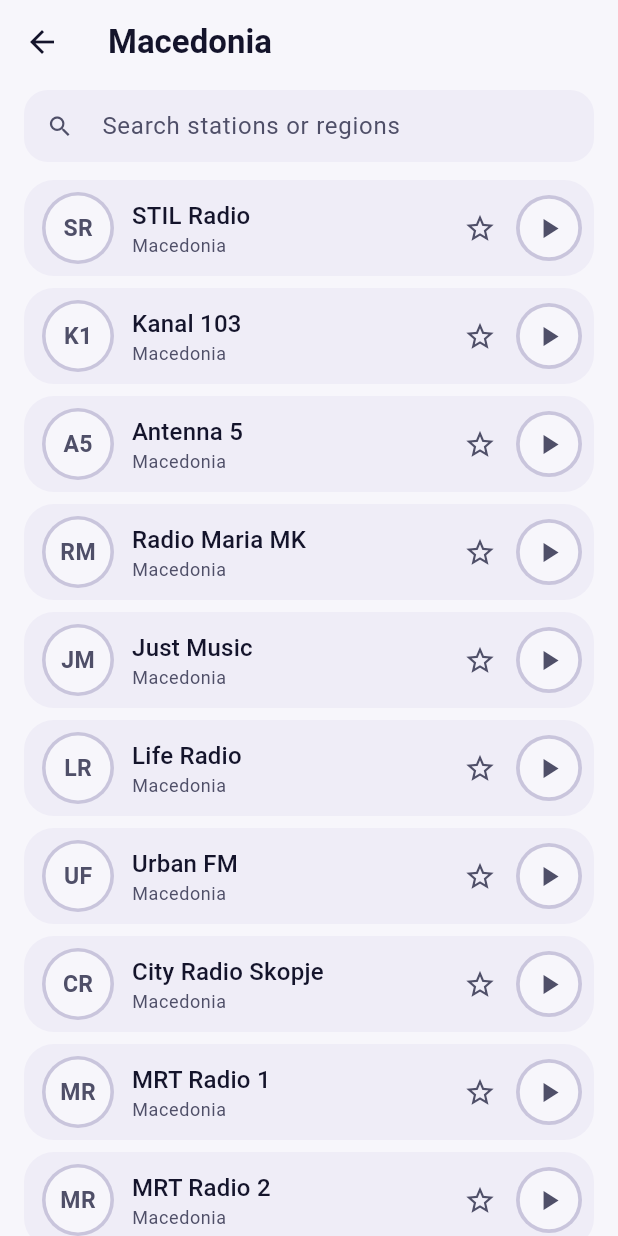
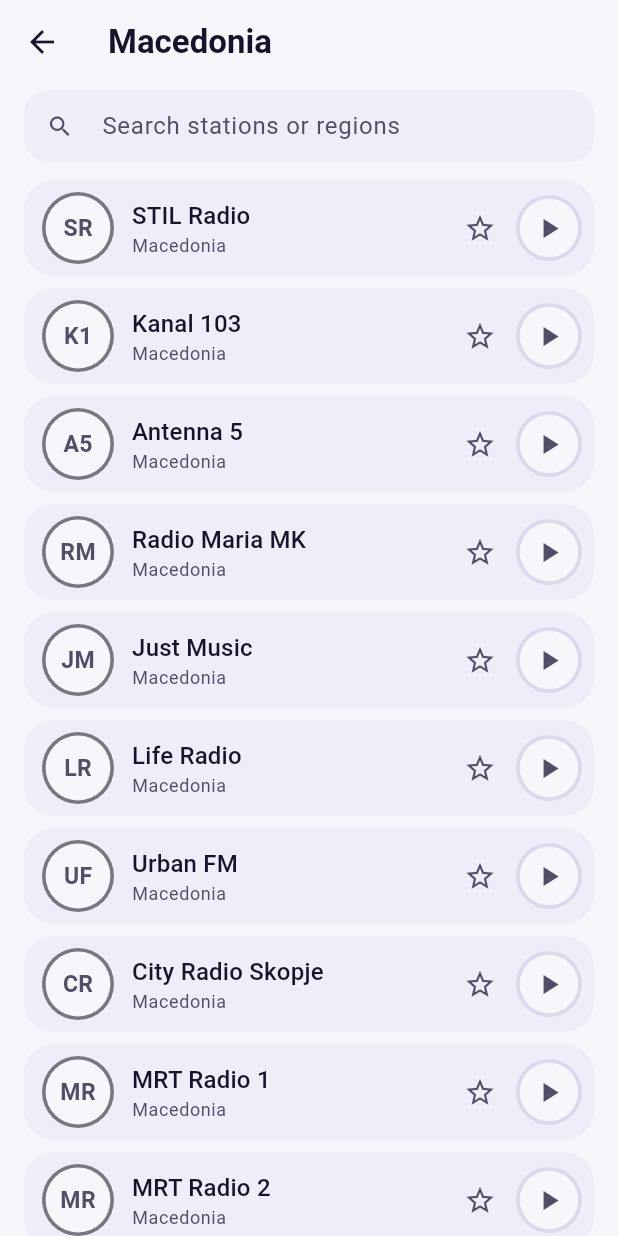
Before and after one commit to BeliVukOF/BalkanRadio, a Flutter app: the screen it shows after launch, after a tap on the "menu" icon, after a tap on the "tune" icon, after a tap on "Macedonia", on a phone screen of 412 x 824 dp. Run offline on Flutter 3.47's test engine with Material 3 defaults, Android fonts, the phone set to English and light mode, and no system bars; our stand-ins replace audio_service, just_audio, shared_preferences; network calls fail.

Commit message:
Never block startup on audio service; fall back to local playback; player screen

```diff
--- a/analysis_options.yaml
+++ b/analysis_options.yaml
@@ -13,6 +13,7 @@
   exclude:
     - build/**
     - android/**
+    - web/**
 
 linter:
   # The lint rules applied to this project can be customized in the
--- a/lib/main.dart
+++ b/lib/main.dart
@@ -3,17 +3,16 @@
 
 import 'l10n/app_localizations.dart';
 import 'providers/radio_provider.dart';
-import 'services/audio_handler.dart';
 import 'ui/screens/region_selection_screen.dart';
 import 'ui/theme/app_theme.dart';
 
-Future<void> main() async {
+void main() {
   WidgetsFlutterBinding.ensureInitialized();
-  final audioHandler = await initAudioService();
-
+  // Nothing is awaited before runApp: the UI must appear even if audio
+  // service start-up hangs, which is what froze the app on the splash screen.
   runApp(
     ChangeNotifierProvider(
-      create: (_) => RadioProvider(audioHandler: audioHandler),
+      create: (_) => RadioProvider(),
       child: const BalkanRadioApp(),
     ),
   );
--- a/lib/providers/radio_provider.dart
+++ b/lib/providers/radio_provider.dart
@@ -1,5 +1,6 @@
 import 'dart:async';
 
+import 'package:audio_service/audio_service.dart' show AudioProcessingState;
 import 'package:flutter/material.dart';
 
 import '../data/region_preferences.dart';
@@ -9,15 +10,16 @@
 import '../services/audio_handler.dart';
 
 class RadioProvider extends ChangeNotifier {
-  RadioProvider({required this.audioHandler}) {
+  RadioProvider() {
     _init();
   }
 
   final RegionPreferences prefs = RegionPreferences();
   final StationManager stationManager = StationManager();
-  final RadioAudioHandler audioHandler;
 
   final List<StreamSubscription<dynamic>> _subscriptions = [];
+  final Completer<void> _audioReady = Completer<void>();
+  RadioAudioHandler? _audio;
   List<RadioStation> _allStations = [];
   RadioStation? _currentStation;
   bool _isLoading = false;
@@ -39,10 +41,15 @@
   RadioStation? get currentStation => _currentStation;
   bool get isLoading => _isLoading;
   String get searchQuery => _searchQuery;
-  bool get isPlaying => audioHandler.playbackState.value.playing;
+  bool get isPlaying => _audio?.playbackState.value.playing ?? false;
   List<String> get availableRegions => _regions;
   List<String> get enabledRegions =>
       _regions.where(prefs.isRegionEnabled).toList();
+
+  bool get isBuffering => switch (_audio?.playbackState.value.processingState) {
+        AudioProcessingState.loading || AudioProcessingState.buffering => true,
+        _ => false,
+      };
 
   ThemeMode get themeMode => switch (prefs.themeMode) {
         'light' => ThemeMode.light,
@@ -57,9 +64,21 @@
   }
 
   Future<void> _init() async {
-    await RegionPreferences.init();
+    try {
+      await RegionPreferences.init();
+    } catch (_) {
+      // Unreadable preferences must not stop the app from opening.
+    }
 
-    _subscriptions.add(audioHandler.mediaItem.listen((item) {
+    unawaited(loadStations());
+
+    try {
+      _audio = await initAudioService();
+    } catch (_) {
+      _audio = RadioAudioHandler();
+    }
+
+    _subscriptions.add(_audio!.mediaItem.listen((item) {
       _currentStation = item == null
           ? null
           : _allStations.firstWhere(
@@ -72,12 +91,10 @@
             );
       _notify();
     }));
+    _subscriptions.add(_audio!.playbackState.listen((_) => _notify()));
 
-    _subscriptions.add(
-      audioHandler.playbackState.listen((_) => _notify()),
-    );
-
-    await loadStations();
+    if (!_audioReady.isCompleted) _audioReady.complete();
+    _notify();
   }
 
   void _notify() {
@@ -147,8 +164,10 @@
   Future<bool> playStation(RadioStation station) async {
     _currentStation = station;
     _notify();
+
+    await _audioReady.future;
     try {
-      await audioHandler.playStation(station);
+      await _audio!.playStation(station);
       return true;
     } catch (_) {
       _currentStation = null;
@@ -158,17 +177,19 @@
   }
 
   Future<void> togglePlayPause() async {
+    await _audioReady.future;
     if (isPlaying) {
-      await audioHandler.pause();
+      await _audio!.pause();
     } else if (_currentStation != null) {
-      await audioHandler.play();
+      await _audio!.play();
     }
   }
 
   Future<void> stop() async {
     _currentStation = null;
-    await audioHandler.stop();
     _notify();
+    await _audioReady.future;
+    await _audio!.stop();
   }
 
   Future<void> toggleFavorite(RadioStation station) async {
--- a/lib/services/audio_handler.dart
+++ b/lib/services/audio_handler.dart
@@ -1,18 +1,31 @@
+import 'dart:async';
+
 import 'package:audio_service/audio_service.dart';
+import 'package:flutter/foundation.dart';
 import 'package:just_audio/just_audio.dart';
 
 import '../models/radio_station.dart';
 
+/// Starts the platform media service. Falls back to a plain handler (playback
+/// works, media notification does not) so the app can never be blocked by a
+/// service that refuses to start.
 Future<RadioAudioHandler> initAudioService() async {
-  return AudioService.init(
-    builder: RadioAudioHandler.new,
-    config: const AudioServiceConfig(
-      androidNotificationChannelId: 'com.belivuk.balkan_radio.channel.audio',
-      androidNotificationChannelName: 'Balkan Radio playback',
-      androidNotificationOngoing: true,
-      androidStopForegroundOnPause: true,
-    ),
-  );
+  try {
+    return await AudioService.init(
+      builder: RadioAudioHandler.new,
+      config: const AudioServiceConfig(
+        androidNotificationChannelId: 'com.belivuk.balkan_radio.channel.audio',
+        androidNotificationChannelName: 'Balkan Radio playback',
+        androidNotificationOngoing: false,
+        // Keeps the service in the foreground while paused, so resuming never
+        // hits ForegroundServiceStartNotAllowedException on Android 12+.
+        androidStopForegroundOnPause: false,
+      ),
+    ).timeout(const Duration(seconds: 8));
+  } catch (error, stack) {
+    debugPrint('AudioService unavailable, using local playback: $error\n$stack');
+    return RadioAudioHandler();
+  }
 }
 
 class RadioAudioHandler extends BaseAudioHandler {
@@ -21,6 +34,11 @@
       (_) => playbackState.add(_state()),
       onError: (Object _) {},
     );
+    _player.processingStateStream.listen((state) {
+      if (state == ProcessingState.completed) {
+        mediaItem.add(null);
+      }
+    });
   }
 
   final AudioPlayer _player = AudioPlayer();
@@ -55,7 +73,8 @@
     ));
     try {
       await _player.stop();
-      await _player.setUrl(station.streamUrl);
+      // A dead or blocked stream would otherwise buffer forever with no feedback.
+      await _player.setUrl(station.streamUrl).timeout(const Duration(seconds: 15));
       await _player.play();
     } catch (_) {
       mediaItem.add(null);
--- a/lib/ui/screens/region_selection_screen.dart
+++ b/lib/ui/screens/region_selection_screen.dart
@@ -132,13 +132,18 @@
               runSpacing: 8,
               children: [
                 for (final region in provider.enabledRegions)
-                  ActionChip(
-                    label: Text(regionLabel(l10n, region)),
-                    labelStyle: TextStyle(color: scheme.onSurface),
-                    backgroundColor: scheme.surfaceContainer,
-                    side: BorderSide.none,
-                    shape: RoundedRectangleBorder(borderRadius: BorderRadius.circular(14)),
+                  FilledButton.tonal(
+                    style: FilledButton.styleFrom(
+                      backgroundColor: scheme.surfaceContainer,
+                      foregroundColor: scheme.onSurface,
+                      padding: const EdgeInsets.symmetric(horizontal: 18, vertical: 14),
+                      minimumSize: const Size(0, 48),
+                      shape: RoundedRectangleBorder(
+                        borderRadius: BorderRadius.circular(14),
+                      ),
+                    ),
                     onPressed: () => _open(context, RadioListScreen(region: region)),
+                    child: Text(regionLabel(l10n, region)),
                   ),
               ],
             ),
--- a/lib/ui/widgets/gradient_play_button.dart
+++ b/lib/ui/widgets/gradient_play_button.dart
@@ -2,8 +2,8 @@
 
 import '../theme/app_theme.dart';
 
-/// Circular play control. The gradient ring marks the station that is playing;
-/// idle rows keep a muted ring so the list has one clear focal point.
+/// Circular play control. The gradient ring marks the active station; idle rows
+/// get a filled, muted button so the list keeps one clear focal point.
 class GradientPlayButton extends StatelessWidget {
   const GradientPlayButton({
     super.key,
@@ -12,6 +12,7 @@
     required this.onPressed,
     this.size = 48,
     this.active = true,
+    this.buffering = false,
   });
 
   final bool playing;
@@ -19,6 +20,7 @@
   final VoidCallback onPressed;
   final double size;
   final bool active;
+  final bool buffering;
 
   @override
   Widget build(BuildContext context) {
@@ -26,8 +28,10 @@
     return Semantics(
       button: true,
       label: label,
+      excludeSemantics: true,
       child: Tooltip(
         message: label,
+        excludeFromSemantics: true,
         child: InkResponse(
           onTap: onPressed,
           radius: size / 2,
@@ -38,14 +42,25 @@
             decoration: BoxDecoration(
               shape: BoxShape.circle,
               gradient: active ? AppTheme.accent : null,
-              color: active ? null : scheme.outlineVariant,
+              color: active ? null : scheme.surfaceContainerHighest,
             ),
             child: DecoratedBox(
               decoration: BoxDecoration(shape: BoxShape.circle, color: scheme.surface),
-              child: Icon(
-                playing ? Icons.pause : Icons.play_arrow,
-                color: active ? scheme.onSurface : scheme.onSurfaceVariant,
-                size: size * 0.5,
+              child: Center(
+                child: buffering
+                    ? SizedBox(
+                        width: size * 0.36,
+                        height: size * 0.36,
+                        child: CircularProgressIndicator(
+                          strokeWidth: 2,
+                          color: scheme.onSurface,
+                        ),
+                      )
+                    : Icon(
+                        playing ? Icons.pause : Icons.play_arrow,
+                        color: active ? scheme.onSurface : scheme.onSurfaceVariant,
+                        size: size * 0.5,
+                      ),
               ),
             ),
           ),
--- a/lib/ui/widgets/mini_player.dart
+++ b/lib/ui/widgets/mini_player.dart
@@ -3,6 +3,7 @@
 
 import '../../l10n/app_localizations.dart';
 import '../../providers/radio_provider.dart';
+import '../screens/now_playing_screen.dart';
 import 'station_avatar.dart';
 
 class MiniPlayer extends StatelessWidget {
@@ -25,7 +26,13 @@
         child: Material(
           color: scheme.surfaceContainerHigh,
           borderRadius: BorderRadius.circular(24),
-          child: Padding(
+          clipBehavior: Clip.antiAlias,
+          child: InkWell(
+            onTap: () => Navigator.push(
+              context,
+              MaterialPageRoute(builder: (_) => const NowPlayingScreen()),
+            ),
+            child: Padding(
             padding: const EdgeInsets.symmetric(horizontal: 10, vertical: 8),
             child: Row(
               children: [
@@ -58,7 +65,8 @@
                   icon: const Icon(Icons.stop_circle_outlined),
                   onPressed: provider.stop,
                 ),
-              ],
+                ],
+              ),
             ),
           ),
         ),
--- a/lib/ui/widgets/station_avatar.dart
+++ b/lib/ui/widgets/station_avatar.dart
@@ -16,7 +16,7 @@
   final double size;
   final bool active;
 
-  String get _initials {
+  static String initialsFor(String name) {
     final words = name.trim().split(RegExp(r'\s+')).where((w) => w.isNotEmpty);
     if (words.isEmpty) return '?';
     return words.take(2).map((w) => w[0].toUpperCase()).join();
@@ -32,13 +32,13 @@
       decoration: BoxDecoration(
         shape: BoxShape.circle,
         gradient: active ? AppTheme.accent : null,
-        color: active ? null : scheme.outlineVariant,
+        color: active ? null : scheme.outline,
       ),
       child: DecoratedBox(
         decoration: BoxDecoration(shape: BoxShape.circle, color: scheme.surface),
         child: Center(
           child: Text(
-            _initials,
+            initialsFor(name),
             style: TextStyle(
               fontSize: size * 0.32,
               fontWeight: FontWeight.w700,
--- a/pubspec.yaml
+++ b/pubspec.yaml
@@ -1,7 +1,7 @@
 name: balkan_radio
 description: "Radio streaming app for the Balkans."
 publish_to: 'none'
-version: 1.1.0+2
+version: 1.1.1+3
 
 environment:
   sdk: '>=3.0.0 <4.0.0'
```
Also changed, not shown: lib/ui/screens/now_playing_screen.dart (added, +248 -0 lines), lib/ui/screens/settings_screen.dart (+84 -45 lines), 9 other files.
